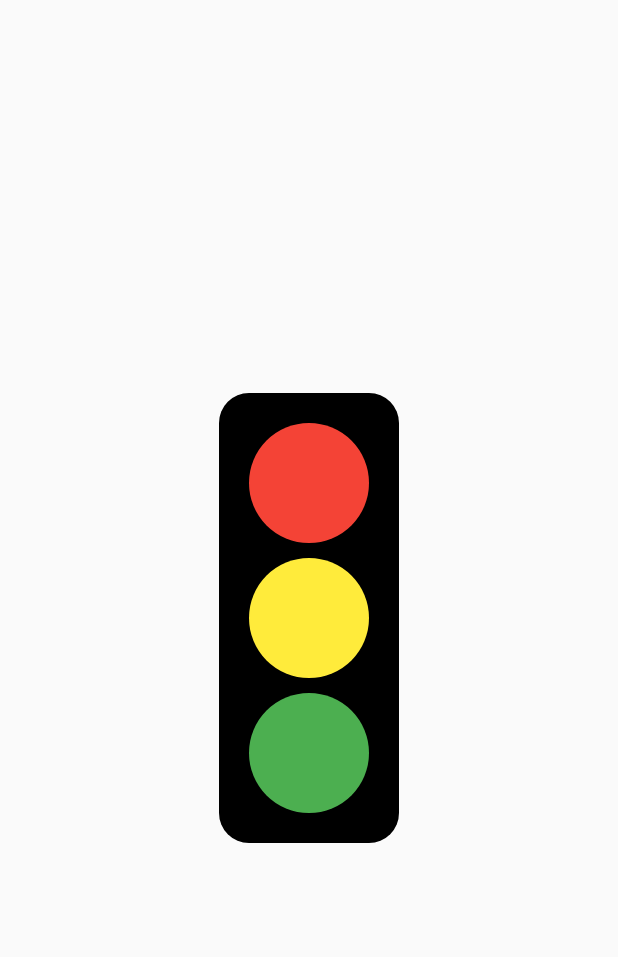
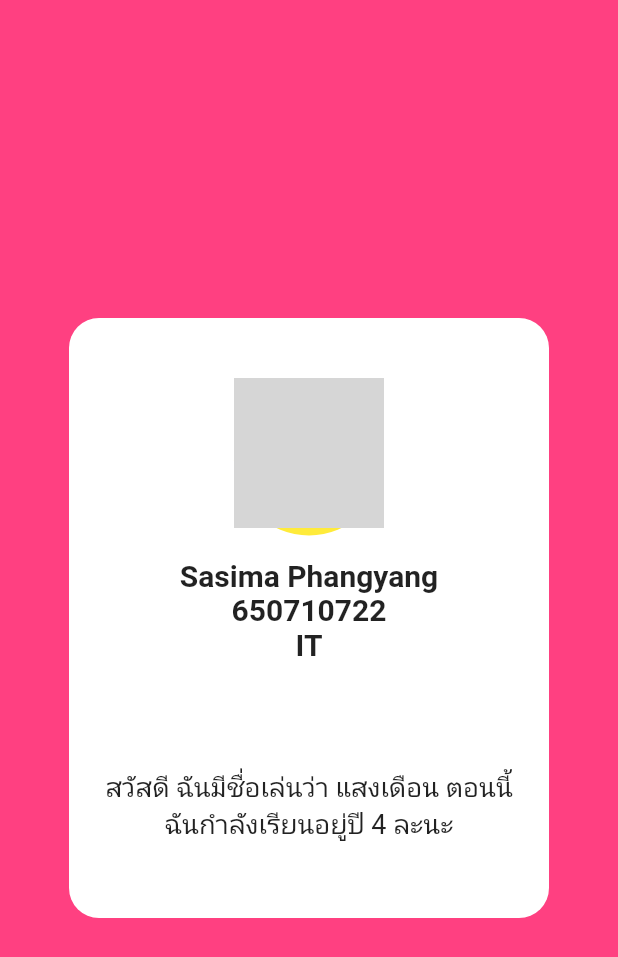
Before and after one commit to Sangduen2/first_app, a Flutter app: the screen it shows after launch, on a phone screen of 412 x 824 dp. Shown: the top 957 px of the screen. Run offline on Flutter 3.47's test engine with Material 2 defaults, Android fonts, the phone set to English and light mode, and no system bars; network calls fail; grey boxes are pictures that could not be loaded.

Commit message:
Update submodule content

```diff
--- a/lib/main.dart
+++ b/lib/main.dart
@@ -1,3 +1,5 @@
+
+import 'package:first_app/week3.dart';
 import 'package:flutter/material.dart';
 
 void main() {
@@ -22,65 +24,12 @@ class MyApp extends StatelessWidget {
         // or simply save your changes to "hot reload" in a Flutter IDE).
         // Notice that the counter didn't reset back to zero; the application
         // is not restarted.
-        primarySwatch: Colors.blue,
+        primarySwatch: Colors.blueGrey,
       ),
       debugShowCheckedModeBanner: false,
-      home: MyWidget()
+      home: week3()
     );
   }
 }
 
 //widget ที่เราสร้างเอง
-class MyWidget extends StatelessWidget {
-  const MyWidget({super.key});
-
-  @override
-  Widget build(BuildContext context) {
-    return Scaffold(
-      body: Center(
-        child: Stack(
-          children: [
-            Container(
-              //color: Colors.red,
-              height: 300,
-              width: 120,
-              decoration:
-                BoxDecoration(color: Colors.black, borderRadius: BorderRadius.circular(20) )
-            ),
-            Positioned(
-              top:20,
-              left: 20,
-              child: Container(
-                height: 80,
-                width: 80,
-                decoration:
-                  BoxDecoration(shape: BoxShape.circle, color: Colors.red)),
-            ),
-
-            Positioned(
-              top:110,
-              left: 20,
-              child: Container(
-                height: 80,
-                width: 80,
-                decoration:
-                  BoxDecoration(shape: BoxShape.circle, color: Colors.yellow)),
-
-            ),
-             Positioned(
-              top:200,
-              left: 20,
-              child: Container(
-                height: 80,
-                width: 80,
-                decoration:
-                BoxDecoration(shape: BoxShape.circle, color: Colors.green)),
-            )],
-          )
-        ),
-
-      );
-
-
-  }
-}
--- /dev/null
+++ b/lib/week3.dart
@@ -0,0 +1,90 @@
+import 'package:flutter/material.dart';
+
+class week3 extends StatelessWidget {
+  const week3({super.key});
+
+  @override
+  Widget build(BuildContext context) {
+    return Scaffold(
+      backgroundColor: Colors.pinkAccent,
+      body: Center(
+        child: Stack(
+          children: [
+            Container(
+              //color: Colors.red,
+              height: 400,
+              width: 320,
+              decoration:
+                BoxDecoration(color: Colors.white, borderRadius: BorderRadius.circular(20)
+
+                 )
+            ),
+
+            Positioned(
+              top:40,
+              left: 110,
+              child: Container(
+                height: 100,
+                width: 100,
+                decoration:
+                  BoxDecoration(shape: BoxShape.circle, color: Colors.yellow,
+                  boxShadow: [
+                    BoxShadow(
+                      color: Colors.yellow,
+                      offset: Offset(0,5),
+                    ),
+                  ],
+                  ),
+
+                child: ClipOval(
+                  child: Image.network(
+                    'https://scontent.fbkk7-2.fna.fbcdn.net/v/t39.30808-6/471374885_2617408588456588_2604379789553647314_n.jpg?_nc_cat=102&ccb=1-7&_nc_sid=6ee11a&_nc_ohc=LogEQxXyV1EQ7kNvwF0waml&_nc_oc=Admx9RlxEsZoks8R_SEFsHZl8k_iF96i7Q3oWD_Q4RJpbCzMkfu9tIf9Gy2umYcmfqg&_nc_zt=23&_nc_ht=scontent.fbkk7-2.fna&_nc_gid=iLt5WD8fX8B8k1CMccBCoA&oh=00_AfX0Y5YwwxER6S2Z4BGHlVPJJp5iewi3fzrKj5p-fIvscQ&oe=68AF42C0',
+                      fit: BoxFit.cover,
+                  ),
+                ),
+              ),
+            ),
+            Positioned(
+              top:160,
+              left: 20,
+              right: 20,
+              child:Center(
+                  child: Text('Sasima Phangyang \n650710722 \nIT' ,
+                  style: TextStyle(
+                    fontSize: 20,
+                    fontWeight: FontWeight.bold
+                    ),
+                    textAlign: TextAlign.center,
+              ),
+
+             ),
+            ),
+            Positioned(
+              top:300,
+              left: 20,
+              right: 20,
+              child:Center(
+                  child: Text('สวัสดี ฉันมีชื่อเล่นว่า แสงเดือน ตอนนี้ฉันกำลังเรียนอยู่ปี 4 ละนะ ' ,
+                  style: TextStyle(
+                    fontSize: 18),
+                    textAlign: TextAlign.center,
+              ),
+
+             ),
+            ),
+
+
+
+          ],
+        ),
+      ),
+
+    );
+
+  }
+}
+//trailing: Image.asset(
+             // 'cat.jpg',
+             // height: 80,
+             // width: 80,
+            //)
--- a/pubspec.yaml
+++ b/pubspec.yaml
@@ -58,9 +58,8 @@ flutter:
   uses-material-design: true
 
   # To add assets to your application, add an assets section, like this:
-  # assets:
-  #   - images/a_dot_burr.jpeg
-  #   - images/a_dot_ham.jpeg
+  assets:
+    - assets/
 
   # An image asset can refer to one or more resolution-specific "variants", see
   # https://flutter.dev/assets-and-images/#resolution-aware
```
Also changed, not shown: assets/Me.jpg (added), assets/Sangduen.jpg (added), assets/cat.jpg (added).
